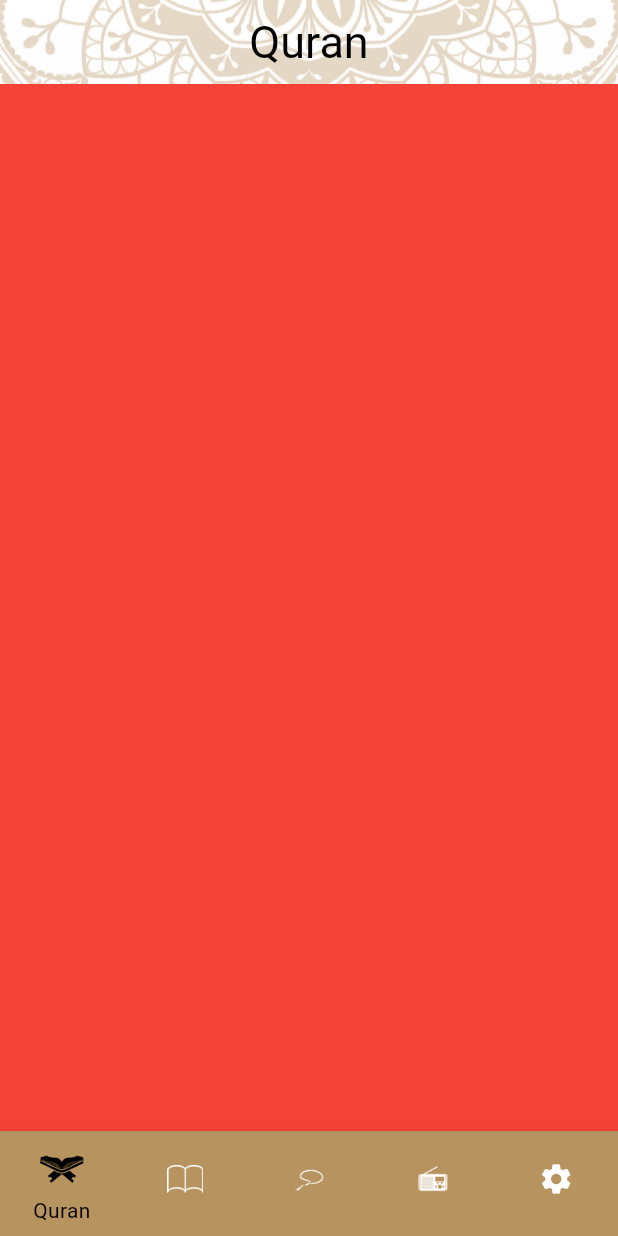
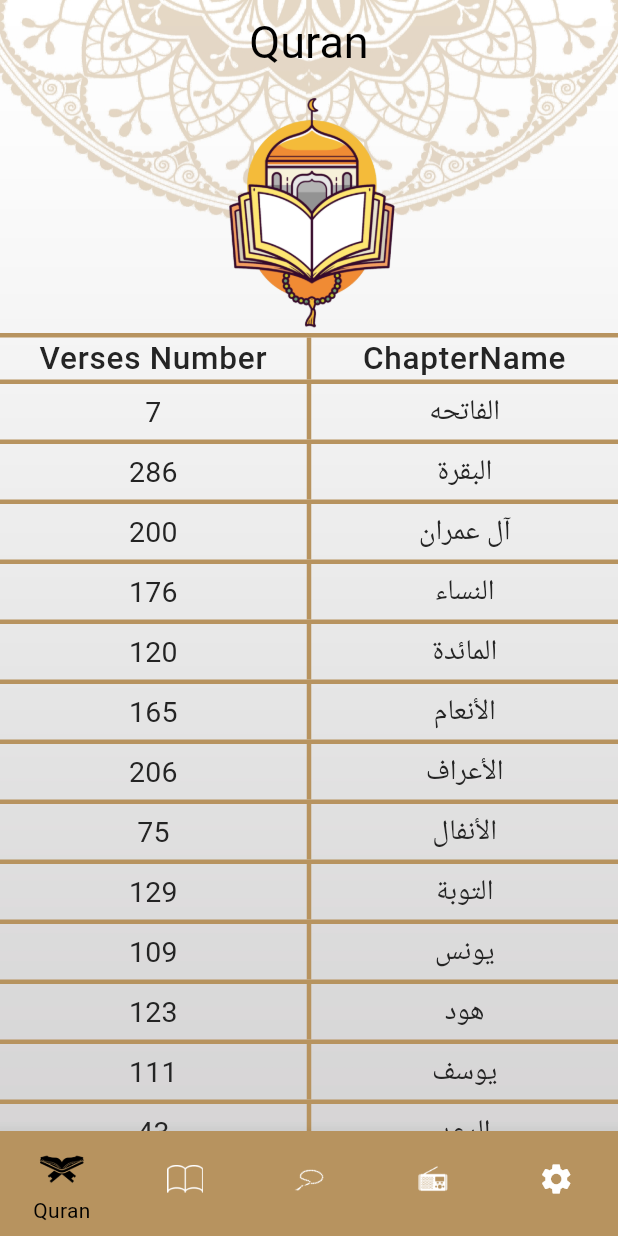
Before and after one commit to mSaaad10/quran-app-c12-online-sat, a Flutter app: the screen it shows after launch, on a phone screen of 412 x 824 dp. Run offline on Flutter 3.47's test engine with Material 3 defaults, Android fonts, the phone set to English and light mode, and no system bars.

Commit message:
+ quran tab widget

```diff
--- a/lib/config/theme/my_theme.dart
+++ b/lib/config/theme/my_theme.dart
@@ -1,5 +1,4 @@
 import 'package:flutter/material.dart';
-import 'package:quran_app_c12_online_ast/core/colors_manager.dart';
 
 class MyTheme {
   static ThemeData lightTheme = ThemeData(
@@ -17,5 +16,16 @@ class MyTheme {
         showSelectedLabels: true,
         showUnselectedLabels: false,
         // type: BottomNavigationBarType.fixed
-      ));
+      ),
+      dividerColor: Color(0xFFB7935F),
+      textTheme: TextTheme(
+          labelMedium: TextStyle(
+            fontSize: 21,
+            fontWeight: FontWeight.w500,
+            color: Color(0xFF242424),
+          ),
+          titleMedium: TextStyle(
+              fontSize: 19,
+              fontWeight: FontWeight.w400,
+              color: Color(0xFF242424))));
 }
--- a/lib/core/assets_manager.dart
+++ b/lib/core/assets_manager.dart
@@ -6,4 +6,5 @@ class AssetsManager {
   static const String hadithIcon = '${base}hadith_icon.png';
   static const String tasbehIcon = '${base}sebha_icon.png';
   static const String radioIcon = '${base}radio_icon.png';
+  static const String quranHeaderImage = '${base}quran_header_image.png';
 }
--- a/lib/core/strings_manager.dart
+++ b/lib/core/strings_manager.dart
@@ -5,4 +5,6 @@ class StringsManager {
   static const String sebhaLabel = 'Sebha';
   static const String radioLabel = 'Radio';
   static const String settingsLabel = 'Settings';
+  static const String versesNumberLabel = 'Verses Number';
+  static const String chapterNameLabel = 'ChapterName';
 }
--- a/lib/presentation/screens/home/tabs/quran_tab/quran_tab.dart
+++ b/lib/presentation/screens/home/tabs/quran_tab/quran_tab.dart
@@ -1,12 +1,267 @@
 import 'package:flutter/material.dart';
+import 'package:quran_app_c12_online_ast/core/assets_manager.dart';
+import 'package:quran_app_c12_online_ast/presentation/screens/home/tabs/quran_tab/widgets/quran_item_widget.dart';
+import 'package:quran_app_c12_online_ast/presentation/screens/home/tabs/quran_tab/widgets/quran_tab_header_widget.dart';
 
 class QuranTab extends StatelessWidget {
-  const QuranTab({super.key});
+  QuranTab({super.key});
+
+  List<String> suraNames = [
+    "الفاتحه",
+    "البقرة",
+    "آل عمران",
+    "النساء",
+    "المائدة",
+    "الأنعام",
+    "الأعراف",
+    "الأنفال",
+    "التوبة",
+    "يونس",
+    "هود",
+    "يوسف",
+    "الرعد",
+    "إبراهيم",
+    "الحجر",
+    "النحل",
+    "الإسراء",
+    "الكهف",
+    "مريم",
+    "طه",
+    "الأنبياء",
+    "الحج",
+    "المؤمنون",
+    "النّور",
+    "الفرقان",
+    "الشعراء",
+    "النّمل",
+    "القصص",
+    "العنكبوت",
+    "الرّوم",
+    "لقمان",
+    "السجدة",
+    "الأحزاب",
+    "سبأ",
+    "فاطر",
+    "يس",
+    "الصافات",
+    "ص",
+    "الزمر",
+    "غافر",
+    "فصّلت",
+    "الشورى",
+    "الزخرف",
+    "الدّخان",
+    "الجاثية",
+    "الأحقاف",
+    "محمد",
+    "الفتح",
+    "الحجرات",
+    "ق",
+    "الذاريات",
+    "الطور",
+    "النجم",
+    "القمر",
+    "الرحمن",
+    "الواقعة",
+    "الحديد",
+    "المجادلة",
+    "الحشر",
+    "الممتحنة",
+    "الصف",
+    "الجمعة",
+    "المنافقون",
+    "التغابن",
+    "الطلاق",
+    "التحريم",
+    "الملك",
+    "القلم",
+    "الحاقة",
+    "المعارج",
+    "نوح",
+    "الجن",
+    "المزّمّل",
+    "المدّثر",
+    "القيامة",
+    "الإنسان",
+    "المرسلات",
+    "النبأ",
+    "النازعات",
+    "عبس",
+    "التكوير",
+    "الإنفطار",
+    "المطفّفين",
+    "الإنشقاق",
+    "البروج",
+    "الطارق",
+    "الأعلى",
+    "الغاشية",
+    "الفجر",
+    "البلد",
+    "الشمس",
+    "الليل",
+    "الضحى",
+    "الشرح",
+    "التين",
+    "العلق",
+    "القدر",
+    "البينة",
+    "الزلزلة",
+    "العاديات",
+    "القارعة",
+    "التكاثر",
+    "العصر",
+    "الهمزة",
+    "الفيل",
+    "قريش",
+    "الماعون",
+    "الكوثر",
+    "الكافرون",
+    "النصر",
+    "المسد",
+    "الإخلاص",
+    "الفلق",
+    "الناس"
+  ];
+  List<int> versesNumber = [
+    7,
+    286,
+    200,
+    176,
+    120,
+    165,
+    206,
+    75,
+    129,
+    109,
+    123,
+    111,
+    43,
+    52,
+    99,
+    128,
+    111,
+    110,
+    98,
+    135,
+    112,
+    78,
+    118,
+    64,
+    77,
+    227,
+    93,
+    88,
+    69,
+    60,
+    34,
+    30,
+    73,
+    54,
+    45,
+    83,
+    182,
+    88,
+    75,
+    85,
+    54,
+    53,
+    89,
+    59,
+    37,
+    35,
+    38,
+    29,
+    18,
+    45,
+    60,
+    49,
+    62,
+    55,
+    78,
+    96,
+    29,
+    22,
+    24,
+    13,
+    14,
+    11,
+    11,
+    18,
+    12,
+    12,
+    30,
+    52,
+    52,
+    44,
+    28,
+    28,
+    20,
+    56,
+    40,
+    31,
+    50,
+    40,
+    46,
+    42,
+    29,
+    19,
+    36,
+    25,
+    22,
+    17,
+    19,
+    26,
+    30,
+    20,
+    15,
+    21,
+    11,
+    8,
+    5,
+    19,
+    5,
+    8,
+    8,
+    11,
+    11,
+    8,
+    3,
+    9,
+    5,
+    4,
+    6,
+    3,
+    6,
+    3,
+    5,
+    4,
+    5,
+    6
+  ];
 
   @override
   Widget build(BuildContext context) {
     return Container(
-      color: Colors.red,
+      child: Column(
+        children: [
+          Expanded(flex: 1, child: Image.asset(AssetsManager.quranHeaderImage)),
+          QuranTabHeaderWidget(),
+          Expanded(
+            flex: 3,
+            child: ListView.separated(
+              separatorBuilder: (context, index) => Container(
+                width: double.infinity,
+                height: 3,
+                color: Theme.of(context).dividerColor,
+              ),
+              itemBuilder: (context, index) => QuranItemWidget(
+                  suraName: suraNames[index],
+                  versesNumber: versesNumber[index].toString()),
+              itemCount: suraNames.length,
+            ),
+          )
+        ],
+      ),
     );
   }
 }
--- /dev/null
+++ b/lib/presentation/screens/home/tabs/quran_tab/widgets/quran_item_widget.dart
@@ -0,0 +1,42 @@
+import 'package:flutter/material.dart';
+
+class QuranItemWidget extends StatelessWidget {
+  String suraName;
+  String versesNumber;
+
+  QuranItemWidget(
+      {super.key, required this.suraName, required this.versesNumber});
+
+  @override
+  Widget build(BuildContext context) {
+    return IntrinsicHeight(
+      child: Row(
+        children: [
+          Expanded(
+              child: Padding(
+            padding: const EdgeInsets.all(4),
+            child: Text(
+              versesNumber,
+              style: Theme.of(context).textTheme.titleMedium,
+              textAlign: TextAlign.center,
+            ),
+          )),
+          VerticalDivider(
+            color: Theme.of(context).dividerColor,
+            width: 3,
+            thickness: 3,
+          ),
+          Expanded(
+              child: Padding(
+            padding: const EdgeInsets.all(4),
+            child: Text(
+              suraName,
+              style: Theme.of(context).textTheme.titleMedium,
+              textAlign: TextAlign.center,
+            ),
+          ))
+        ],
+      ),
+    );
+  }
+}
--- /dev/null
+++ b/lib/presentation/screens/home/tabs/quran_tab/widgets/quran_tab_header_widget.dart
@@ -0,0 +1,41 @@
+import 'package:flutter/material.dart';
+import 'package:quran_app_c12_online_ast/core/strings_manager.dart';
+
+class QuranTabHeaderWidget extends StatelessWidget {
+  @override
+  Widget build(BuildContext context) {
+    return Container(
+      decoration: const BoxDecoration(
+          border: Border.symmetric(
+              horizontal: BorderSide(
+        width: 3,
+        color: Color(0xFFB7935F),
+      ))),
+      child: IntrinsicHeight(
+        child: Row(
+          children: [
+            Expanded(
+                child: Text(StringsManager.versesNumberLabel,
+                    textAlign: TextAlign.center,
+                    style: Theme.of(context).textTheme.labelMedium)),
+            // Container(
+            //   color: Colors.red,
+            //   width: 3,
+            //
+            // ),
+            VerticalDivider(
+              color: Theme.of(context).dividerColor,
+              width: 3,
+              thickness: 3,
+            ),
+            Expanded(
+              child: Text(StringsManager.chapterNameLabel,
+                  textAlign: TextAlign.center,
+                  style: Theme.of(context).textTheme.labelMedium),
+            )
+          ],
+        ),
+      ),
+    );
+  }
+}
```
Also changed, not shown: assets/images/quran_header_image.png (added).
